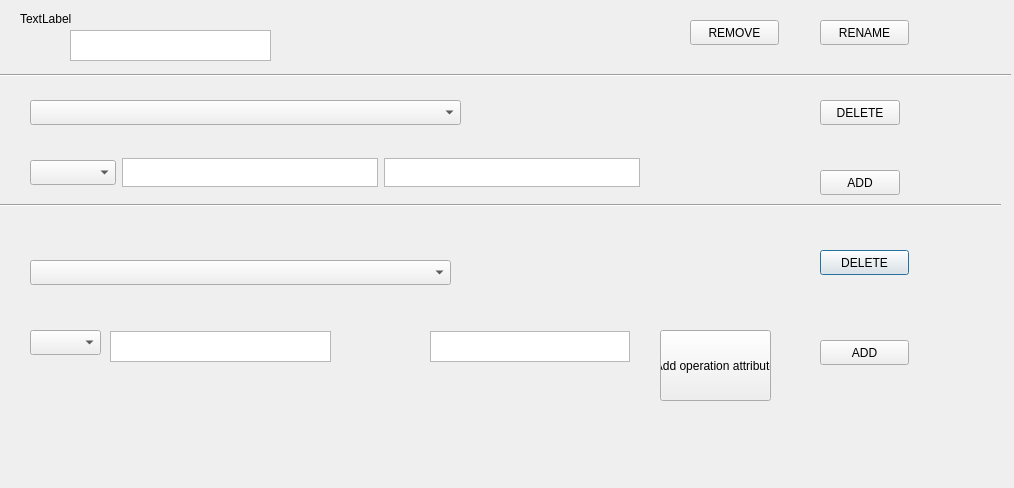
Qt form src/controllers/editobjectdialog.ui (JohnyDevp/CPP_Project) before a commit.
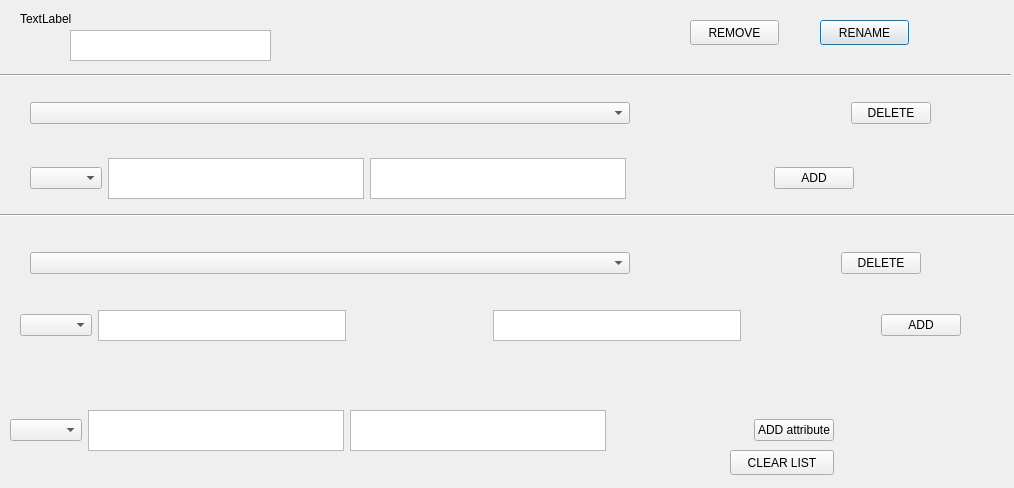
The same form after that commit.

Diff of the .ui file:
```diff
--- a/src/controllers/editobjectdialog.ui
+++ b/src/controllers/editobjectdialog.ui
@@ -13,45 +13,12 @@
   <property name="windowTitle">
    <string>Dialog</string>
   </property>
-  <widget class="QComboBox" name="cmbAttributes">
-   <property name="geometry">
-    <rect>
-     <x>30</x>
-     <y>100</y>
-     <width>431</width>
-     <height>25</height>
-    </rect>
-   </property>
-  </widget>
-  <widget class="QComboBox" name="cmbOperations">
-   <property name="geometry">
-    <rect>
-     <x>30</x>
-     <y>260</y>
-     <width>421</width>
-     <height>25</height>
-    </rect>
-   </property>
-  </widget>
-  <widget class="QPushButton" name="btnDeleteOperation">
-   <property name="geometry">
-    <rect>
-     <x>820</x>
-     <y>250</y>
-     <width>89</width>
-     <height>25</height>
-    </rect>
-   </property>
-   <property name="text">
-    <string>DELETE</string>
-   </property>
-  </widget>
   <widget class="Line" name="line">
    <property name="geometry">
     <rect>
-     <x>-10</x>
-     <y>190</y>
-     <width>1011</width>
+     <x>0</x>
+     <y>200</y>
+     <width>1021</width>
      <height>31</height>
     </rect>
    </property>
@@ -59,85 +26,6 @@
     <enum>Qt::Horizontal</enum>
    </property>
   </widget>
-  <widget class="QTextEdit" name="txtAttributeName">
-   <property name="geometry">
-    <rect>
-     <x>122</x>
-     <y>158</y>
-     <width>256</width>
-     <height>29</height>
-    </rect>
-   </property>
-  </widget>
-  <widget class="QTextEdit" name="textEdit_2">
-   <property name="geometry">
-    <rect>
-     <x>384</x>
-     <y>158</y>
-     <width>256</width>
-     <height>29</height>
-    </rect>
-   </property>
-  </widget>
-  <widget class="QComboBox" name="cmbOperationModifier_2">
-   <property name="geometry">
-    <rect>
-     <x>30</x>
-     <y>160</y>
-     <width>86</width>
-     <height>25</height>
-    </rect>
-   </property>
-  </widget>
-  <widget class="QComboBox" name="cmbOperationModifier">
-   <property name="geometry">
-    <rect>
-     <x>30</x>
-     <y>330</y>
-     <width>71</width>
-     <height>25</height>
-    </rect>
-   </property>
-  </widget>
-  <widget class="QPushButton" name="btnAddOperation">
-   <property name="geometry">
-    <rect>
-     <x>820</x>
-     <y>340</y>
-     <width>89</width>
-     <height>25</height>
-    </rect>
-   </property>
-   <property name="text">
-    <string>ADD</string>
-   </property>
-  </widget>
-  <widget class="QPushButton" name="btnAddAttributeToOperation">
-   <property name="geometry">
-    <rect>
-     <x>660</x>
-     <y>330</y>
-     <width>111</width>
-     <height>71</height>
-    </rect>
-   </property>
-   <property name="text">
-    <string>Add operation attribute</string>
-   </property>
-  </widget>
-  <widget class="QPushButton" name="btnAddAttribute">
-   <property name="geometry">
-    <rect>
-     <x>820</x>
-     <y>170</y>
-     <width>80</width>
-     <height>25</height>
-    </rect>
-   </property>
-   <property name="text">
-    <string>ADD</string>
-   </property>
-  </widget>
   <widget class="QPushButton" name="btnRenameObject">
    <property name="geometry">
     <rect>
@@ -187,19 +75,6 @@
     <enum>Qt::Horizontal</enum>
    </property>
   </widget>
-  <widget class="QPushButton" name="btnDeleteAttribute">
-   <property name="geometry">
-    <rect>
-     <x>820</x>
-     <y>100</y>
-     <width>80</width>
-     <height>25</height>
-    </rect>
-   </property>
-   <property name="text">
-    <string>DELETE</string>
-   </property>
-  </widget>
   <widget class="QLabel" name="label">
    <property name="geometry">
     <rect>
@@ -216,38 +91,252 @@
   <widget class="QWidget" name="layoutWidget">
    <property name="geometry">
     <rect>
-     <x>110</x>
-     <y>331</y>
-     <width>520</width>
+     <x>10</x>
+     <y>410</y>
+     <width>824</width>
+     <height>41</height>
+    </rect>
+   </property>
+   <layout class="QHBoxLayout" name="horizontalLayout_4">
+    <item>
+     <widget class="QComboBox" name="cmbAttrForOperationModifier"/>
+    </item>
+    <item>
+     <layout class="QHBoxLayout" name="horizontalLayout_5">
+      <item>
+       <widget class="QTextEdit" name="txtAttrForOperationName"/>
+      </item>
+      <item>
+       <widget class="QTextEdit" name="txtAttrForOperationType"/>
+      </item>
+      <item>
+       <spacer name="horizontalSpacer_3">
+        <property name="orientation">
+         <enum>Qt::Horizontal</enum>
+        </property>
+        <property name="sizeHint" stdset="0">
+         <size>
+          <width>118</width>
+          <height>20</height>
+         </size>
+        </property>
+       </spacer>
+      </item>
+      <item>
+       <widget class="QPushButton" name="btnAddAttributeToOperation">
+        <property name="text">
+         <string>ADD attribute</string>
+        </property>
+       </widget>
+      </item>
+     </layout>
+    </item>
+   </layout>
+  </widget>
+  <widget class="QPushButton" name="btnClearAllOperationAttributes">
+   <property name="geometry">
+    <rect>
+     <x>730</x>
+     <y>450</y>
+     <width>104</width>
+     <height>25</height>
+    </rect>
+   </property>
+   <property name="text">
+    <string>CLEAR LIST</string>
+   </property>
+  </widget>
+  <widget class="QWidget" name="">
+   <property name="geometry">
+    <rect>
+     <x>30</x>
+     <y>158</y>
+     <width>824</width>
+     <height>41</height>
+    </rect>
+   </property>
+   <layout class="QHBoxLayout" name="horizontalLayout_3">
+    <item>
+     <widget class="QComboBox" name="cmbAttributeModifier"/>
+    </item>
+    <item>
+     <layout class="QHBoxLayout" name="horizontalLayout_2">
+      <item>
+       <widget class="QTextEdit" name="txtAttrName"/>
+      </item>
+      <item>
+       <widget class="QTextEdit" name="txtAttrType"/>
+      </item>
+      <item>
+       <spacer name="horizontalSpacer_2">
+        <property name="orientation">
+         <enum>Qt::Horizontal</enum>
+        </property>
+        <property name="sizeHint" stdset="0">
+         <size>
+          <width>118</width>
+          <height>20</height>
+         </size>
+        </property>
+       </spacer>
+      </item>
+      <item>
+       <widget class="QPushButton" name="btnAddAttribute">
+        <property name="text">
+         <string>ADD</string>
+        </property>
+       </widget>
+      </item>
+     </layout>
+    </item>
+   </layout>
+  </widget>
+  <widget class="QWidget" name="">
+   <property name="geometry">
+    <rect>
+     <x>20</x>
+     <y>310</y>
+     <width>941</width>
      <height>31</height>
     </rect>
    </property>
-   <layout class="QHBoxLayout" name="horizontalLayout">
+   <layout class="QHBoxLayout" name="horizontalLayout_6">
     <item>
-     <widget class="QTextEdit" name="txtOperationName">
+     <widget class="QComboBox" name="cmbOperationModifier"/>
+    </item>
+    <item>
+     <layout class="QHBoxLayout" name="horizontalLayout">
+      <item>
+       <widget class="QTextEdit" name="txtOperationName">
+        <property name="minimumSize">
+         <size>
+          <width>221</width>
+          <height>29</height>
+         </size>
+        </property>
+       </widget>
+      </item>
+      <item>
+       <spacer name="horizontalSpacer">
+        <property name="orientation">
+         <enum>Qt::Horizontal</enum>
+        </property>
+        <property name="sizeHint" stdset="0">
+         <size>
+          <width>150</width>
+          <height>0</height>
+         </size>
+        </property>
+       </spacer>
+      </item>
+      <item>
+       <widget class="QTextEdit" name="txtOperationType"/>
+      </item>
+     </layout>
+    </item>
+    <item>
+     <spacer name="horizontalSpacer_4">
+      <property name="orientation">
+       <enum>Qt::Horizontal</enum>
+      </property>
+      <property name="sizeHint" stdset="0">
+       <size>
+        <width>158</width>
+        <height>20</height>
+       </size>
+      </property>
+     </spacer>
+    </item>
+    <item>
+     <widget class="QPushButton" name="btnAddOperation">
+      <property name="text">
+       <string>ADD</string>
+      </property>
+     </widget>
+    </item>
+   </layout>
+  </widget>
+  <widget class="QWidget" name="">
+   <property name="geometry">
+    <rect>
+     <x>30</x>
+     <y>250</y>
+     <width>891</width>
+     <height>27</height>
+    </rect>
+   </property>
+   <layout class="QHBoxLayout" name="horizontalLayout_7">
+    <item>
+     <widget class="QComboBox" name="cmbOperations">
       <property name="minimumSize">
        <size>
-        <width>221</width>
-        <height>29</height>
+        <width>600</width>
+        <height>0</height>
        </size>
       </property>
      </widget>
     </item>
     <item>
-     <spacer name="horizontalSpacer">
+     <spacer name="horizontalSpacer_5">
       <property name="orientation">
        <enum>Qt::Horizontal</enum>
       </property>
       <property name="sizeHint" stdset="0">
        <size>
-        <width>150</width>
+        <width>308</width>
+        <height>20</height>
+       </size>
+      </property>
+     </spacer>
+    </item>
+    <item>
+     <widget class="QPushButton" name="btnDeleteOperation">
+      <property name="text">
+       <string>DELETE</string>
+      </property>
+     </widget>
+    </item>
+   </layout>
+  </widget>
+  <widget class="QWidget" name="">
+   <property name="geometry">
+    <rect>
+     <x>30</x>
+     <y>100</y>
+     <width>901</width>
+     <height>27</height>
+    </rect>
+   </property>
+   <layout class="QHBoxLayout" name="horizontalLayout_8">
+    <item>
+     <widget class="QComboBox" name="cmbAttributes">
+      <property name="minimumSize">
+       <size>
+        <width>600</width>
         <height>0</height>
        </size>
       </property>
+     </widget>
+    </item>
+    <item>
+     <spacer name="horizontalSpacer_6">
+      <property name="orientation">
+       <enum>Qt::Horizontal</enum>
+      </property>
+      <property name="sizeHint" stdset="0">
+       <size>
+        <width>168</width>
+        <height>20</height>
+       </size>
+      </property>
      </spacer>
     </item>
     <item>
-     <widget class="QTextEdit" name="txtOperationType"/>
+     <widget class="QPushButton" name="btnDeleteAttribute">
+      <property name="text">
+       <string>DELETE</string>
+      </property>
+     </widget>
     </item>
    </layout>
   </widget>
```
Left out of the diff: 2 changed lines with no effect on the pictures.
